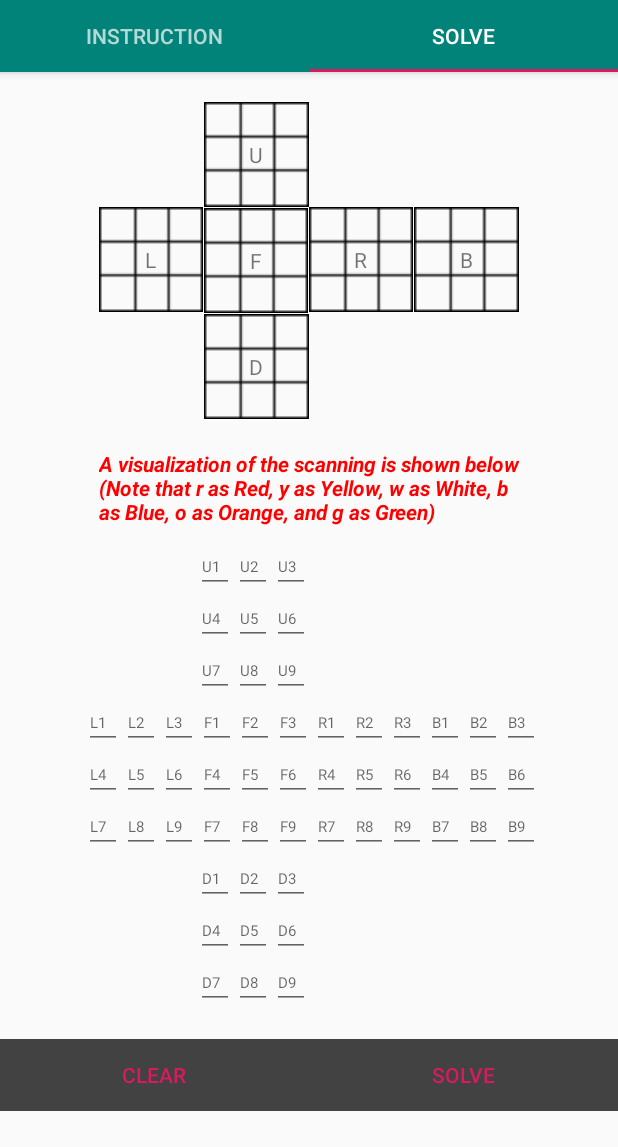
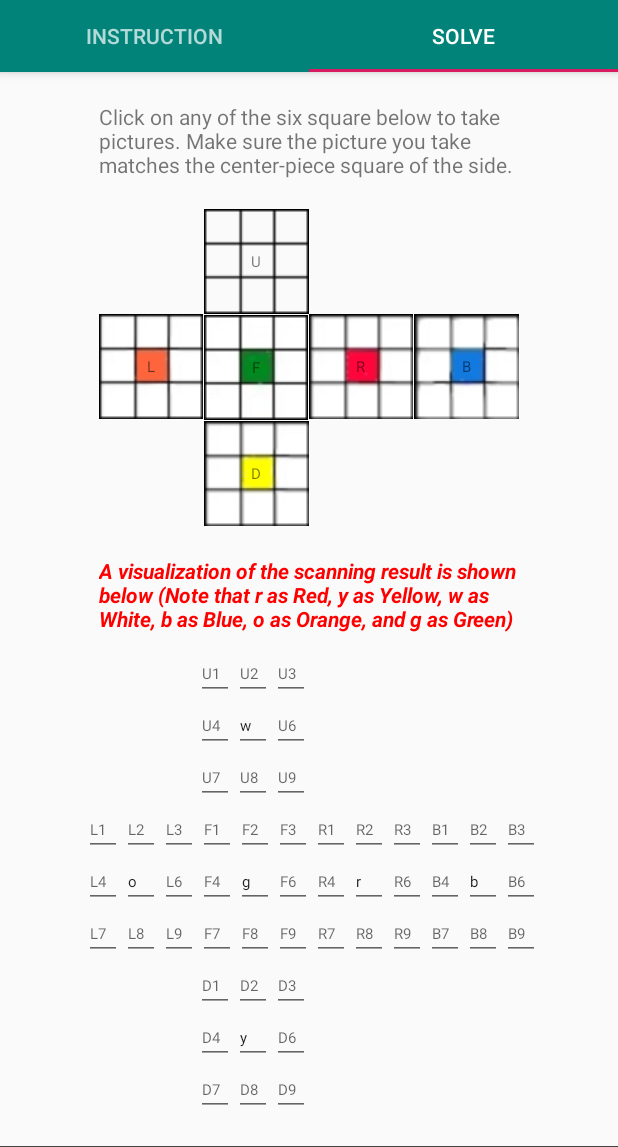
Before and after one commit to yihjian/AndroidRubikSolver, an Android app: the screen it shows after launch (MainActivity), tab 2 chosen, on a phone screen of 412 x 824 dp, the part 89-1236 px from its top. Run offline under Robolectric (Android 15) with nearby library versions, the phone set to English and light mode, and no system bars; our stand-ins replace ButterKnife; libraries missing offline, so code that uses them is left out: com.yanzhenjie.permission.

Commit message:
UI 更改 + restart Button

```diff
--- a/app/src/main/java/com/finalProject/RubikSolver/MainActivity.java
+++ b/app/src/main/java/com/finalProject/RubikSolver/MainActivity.java
@@ -109,6 +109,7 @@ public class MainActivity extends AppCompatActivity {
         Arrays.fill(l, 'n');
         Arrays.fill(r, 'n');
         Arrays.fill(b, 'n');
+        initilizeCenterPiece();
 
         // This doesn't work for some reason. Should be the same logic as the listener.
 //        try {
@@ -302,7 +303,6 @@ public class MainActivity extends AppCompatActivity {
         }
     }
     private void inValidEntry(EditText view) {
-
         AlertDialog.Builder builder = new AlertDialog.Builder(this);
         String viewId = view.getResources().getResourceEntryName(view.getId());
         char whichSide = viewId.charAt(0);
@@ -379,6 +379,7 @@ public class MainActivity extends AppCompatActivity {
         b = new char[]{'w', 'w', 'r', 'r', 'b', 'o', 'y', 'y', 'r'};
 
         // Convert traditional RGB chars to to UBL definition used by min2phase*/
+        initilizeCenterPiece();
         String rgbCube = new String(u) + new String(r) + new String(f) + new String(d) + new String(l) + new String(b);
         Log.d("cube before switching: ", rgbCube);
         rgbCube = rgbCube.replace(u[4], 'U');
@@ -448,6 +449,25 @@ public class MainActivity extends AppCompatActivity {
     }
 
     private void clearInput() {
+        AlertDialog.Builder alertDialogBuilder = new AlertDialog.Builder(MainActivity.this);
+        alertDialogBuilder.setTitle("By clicking YES, you will restart the solver.");
+        alertDialogBuilder
+                .setMessage("Click NO to get back.")
+                .setCancelable(false)
+                .setPositiveButton("Yes",new DialogInterface.OnClickListener() {
+                    public void onClick(DialogInterface dialog,int id) {
+                        Intent intent = new Intent(MainActivity.this, MainActivity.class);
+                        intent.setFlags(Intent.FLAG_ACTIVITY_CLEAR_TOP );
+                        startActivity(intent);
+                    }
+                })
+                .setNegativeButton("No",new DialogInterface.OnClickListener() {
+                    public void onClick(DialogInterface dialog,int id) {
+                        dialog.cancel();
+                    }
+                });
+        AlertDialog alertDialog = alertDialogBuilder.create();
+        alertDialog.show();
         Log.d("Clearing input clicked: ", "not doing anything yet");
 
     }
@@ -899,5 +919,12 @@ public class MainActivity extends AppCompatActivity {
         textViewList.add(d8);
         textViewList.add(d9);
     }
-
+    private void initilizeCenterPiece() {
+        u[5] = 'w';
+        l[5] = 'o';
+        f[5] = 'g';
+        r[5] = 'r';
+        b[5] = 'b';
+        d[5] = 'y';
+    }
 }
--- a/app/src/main/res/layout/fragment_instruction.xml
+++ b/app/src/main/res/layout/fragment_instruction.xml
@@ -29,7 +29,7 @@
             android:layout_width="wrap_content"
             android:layout_height="wrap_content"
             android:layout_marginTop="10dp"
-            android:text="Click the 3x3 Box\nTake photos of the six sides of the rubik's cube in order"
+            android:text="Click the 3x3 Box\nTake photos of the six sides of the rubik's cube in order\ng在f,w在u可获得最好效果"
             android:textColor="#008000"
             android:layout_gravity="center_horizontal"
             android:textStyle="bold|italic" />
--- a/app/src/main/res/layout/fragment_solve.xml
+++ b/app/src/main/res/layout/fragment_solve.xml
@@ -11,6 +11,19 @@
         android:layout_height="match_parent"
         android:gravity="center_horizontal"
         android:orientation="vertical">
+        <LinearLayout
+            android:layout_width="280dp"
+            android:layout_height="wrap_content"
+            android:layout_marginTop="20dp"
+            android:baselineAligned="false"
+            android:orientation="horizontal">
+
+            <TextView
+                android:layout_width="wrap_content"
+                android:layout_height="wrap_content"
+                android:fontFamily="sans-serif"
+                android:text="Click on any of the six square below to take pictures. Make sure the picture you take matches the center-piece square of the side." />
+        </LinearLayout>
 
         <LinearLayout
             android:layout_width="280dp"
@@ -36,6 +49,7 @@
                     android:layout_width="wrap_content"
                     android:layout_height="wrap_content"
                     android:layout_gravity="center"
+                    android:textSize="10dp"
                     android:text="U" />
 
                 <ImageView
@@ -68,13 +82,14 @@
                 android:layout_width="0dp"
                 android:layout_height="70dp"
                 android:layout_weight="1"
-                android:background="@drawable/grid"
+                android:background="@drawable/orange"
                 android:clickable="true">
 
                 <TextView
                     android:layout_width="wrap_content"
                     android:layout_height="wrap_content"
                     android:layout_gravity="center"
+                    android:textSize="10dp"
                     android:text="L" />
 
                 <ImageView
@@ -92,13 +107,14 @@
                 android:layout_height="70dp"
                 android:layout_margin="1px"
                 android:layout_weight="1"
-                android:background="@drawable/grid"
+                android:background="@drawable/green"
                 android:clickable="true">
 
                 <TextView
                     android:layout_width="wrap_content"
                     android:layout_height="wrap_content"
                     android:layout_gravity="center"
+                    android:textSize="10dp"
                     android:text="F" />
 
                 <ImageView
@@ -114,13 +130,14 @@
                 android:layout_width="0dp"
                 android:layout_height="70dp"
                 android:layout_weight="1"
-                android:background="@drawable/grid"
+                android:background="@drawable/red"
                 android:clickable="true">
 
                 <TextView
                     android:layout_width="wrap_content"
                     android:layout_height="wrap_content"
                     android:layout_gravity="center"
+                    android:textSize="10dp"
                     android:text="R" />
 
                 <ImageView
@@ -137,13 +154,14 @@
                 android:layout_height="70dp"
                 android:layout_marginLeft="1px"
                 android:layout_weight="1"
-                android:background="@drawable/grid"
+                android:background="@drawable/blue"
                 android:clickable="true">
 
                 <TextView
                     android:layout_width="wrap_content"
                     android:layout_height="wrap_content"
                     android:layout_gravity="center"
+                    android:textSize="10dp"
                     android:text="B" />
 
                 <ImageView
@@ -170,13 +188,14 @@
                 android:layout_width="0dp"
                 android:layout_height="70dp"
                 android:layout_weight="1"
-                android:background="@drawable/grid"
+                android:background="@drawable/yellow"
                 android:clickable="true">
 
                 <TextView
                     android:layout_width="wrap_content"
                     android:layout_height="wrap_content"
                     android:layout_gravity="center"
+                    android:textSize="10dp"
                     android:text="D" />
 
                 <ImageView
@@ -210,7 +229,7 @@
                 android:layout_height="wrap_content"
                 android:textColor="#FF0000"
                 android:textStyle="bold|italic"
-                android:text="A visualization of the scanning is shown below (Note that r as Red, y as Yellow, w as White, b as Blue, o as Orange, and g as Green)"/>
+                android:text="A visualization of the scanning result is shown below (Note that r as Red, y as Yellow, w as White, b as Blue, o as Orange, and g as Green)"/>
 
         </LinearLayout>
         <LinearLayout
@@ -285,10 +304,11 @@
                 android:id="@+id/U5"
                 android:layout_width="25dp"
                 android:layout_height="wrap_content"
-                android:textSize="10sp"
+                android:focusable="false"
+                android:hint="U5"
                 android:maxLength="1"
-                android:focusable="false"
-                android:hint="U5" />
+                android:text="w"
+                android:textSize="10sp" />
 
             <EditText
                 android:id="@+id/U6"
@@ -483,11 +503,12 @@
                 android:id="@+id/L5"
                 android:layout_width="25dp"
                 android:layout_height="wrap_content"
+                android:focusable="false"
+                android:hint="L5"
                 android:inputType="textCapCharacters"
-                android:textSize="10sp"
                 android:maxLength="1"
-                android:focusable="false"
-                android:hint="L5" />
+                android:text="o"
+                android:textSize="10sp" />
 
             <EditText
                 android:id="@+id/L6"
@@ -506,14 +527,16 @@
                 android:maxLength="1"
                 android:focusable="false"
                 android:hint="F4" />
+
             <EditText
                 android:id="@+id/F5"
                 android:layout_width="25dp"
                 android:layout_height="wrap_content"
-                android:textSize="10sp"
+                android:focusable="false"
+                android:hint="F5"
                 android:maxLength="1"
-                android:focusable="false"
-                android:hint="F5" />
+                android:text="g"
+                android:textSize="10sp" />
             <EditText
                 android:id="@+id/F6"
                 android:layout_width="25dp"
@@ -531,14 +554,16 @@
                 android:maxLength="1"
                 android:focusable="false"
                 android:hint="R4" />
+
             <EditText
                 android:id="@+id/R5"
                 android:layout_width="25dp"
                 android:layout_height="wrap_content"
-                android:textSize="10sp"
+                android:focusable="false"
+                android:hint="R5"
                 android:maxLength="1"
-                android:focusable="false"
-                android:hint="R5" />
+                android:text="r"
+                android:textSize="10sp" />
             <EditText
                 android:id="@+id/R6"
                 android:layout_width="25dp"
@@ -556,14 +581,16 @@
                 android:maxLength="1"
                 android:focusable="false"
                 android:hint="B4" />
+
             <EditText
                 android:id="@+id/B5"
                 android:layout_width="25dp"
                 android:layout_height="wrap_content"
-                android:textSize="10sp"
+                android:focusable="false"
+                android:hint="B5"
                 android:maxLength="1"
-                android:focusable="false"
-                android:hint="B5" />
+                android:text="b"
+                android:textSize="10sp" />
             <EditText
                 android:id="@+id/B6"
                 android:layout_width="25dp"
@@ -745,14 +772,16 @@
                 android:maxLength="1"
                 android:focusable="false"
                 android:hint="D4" />
+
             <EditText
                 android:id="@+id/D5"
                 android:layout_width="25dp"
                 android:layout_height="wrap_content"
-                android:textSize="10sp"
+                android:focusable="false"
+                android:hint="D5"
                 android:maxLength="1"
-                android:focusable="false"
-                android:hint="D5" />
+                android:text="y"
+                android:textSize="10sp" />
             <EditText
                 android:id="@+id/D6"
                 android:layout_width="25dp"
```
Also changed, not shown: app/src/main/res/drawable-v24/blue.jpg (added), app/src/main/res/drawable-v24/green.jpg (added), app/src/main/res/drawable-v24/orange.jpg (added), app/src/main/res/drawable-v24/red.jpg (added), app/src/main/res/drawable-v24/white.jpg (added), app/src/main/res/drawable-v24/yellow.jpg (added).
